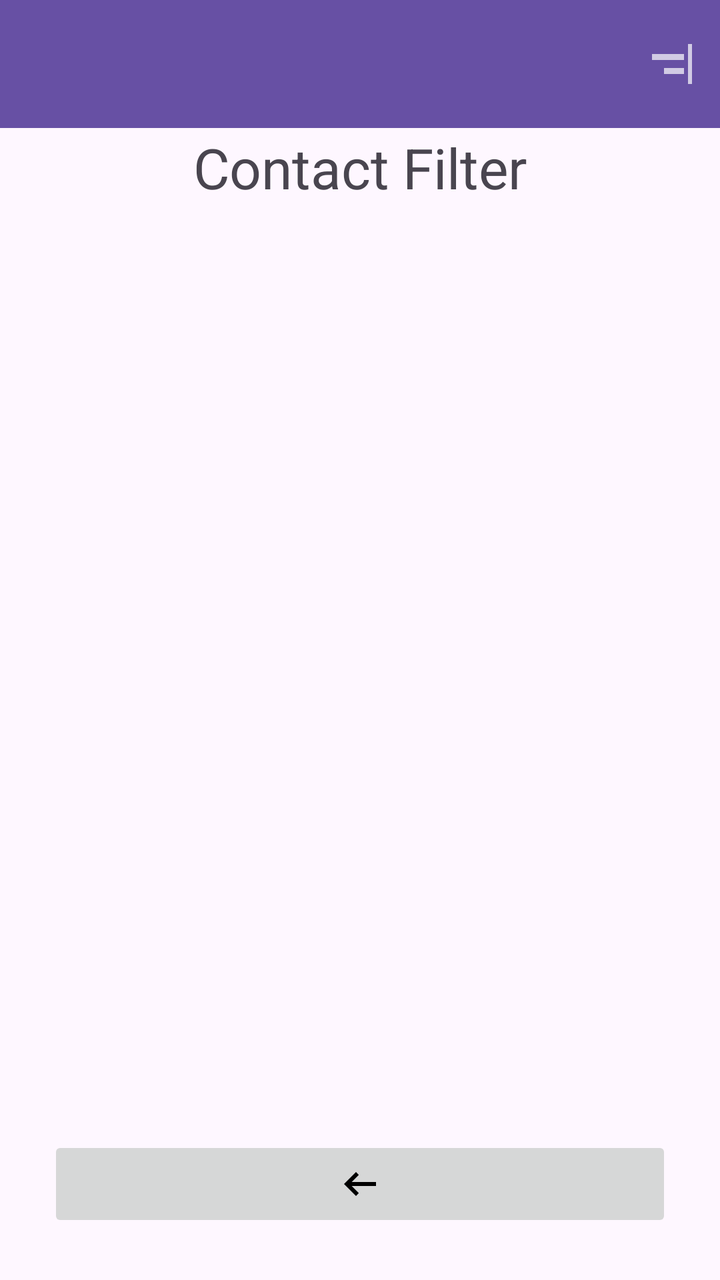
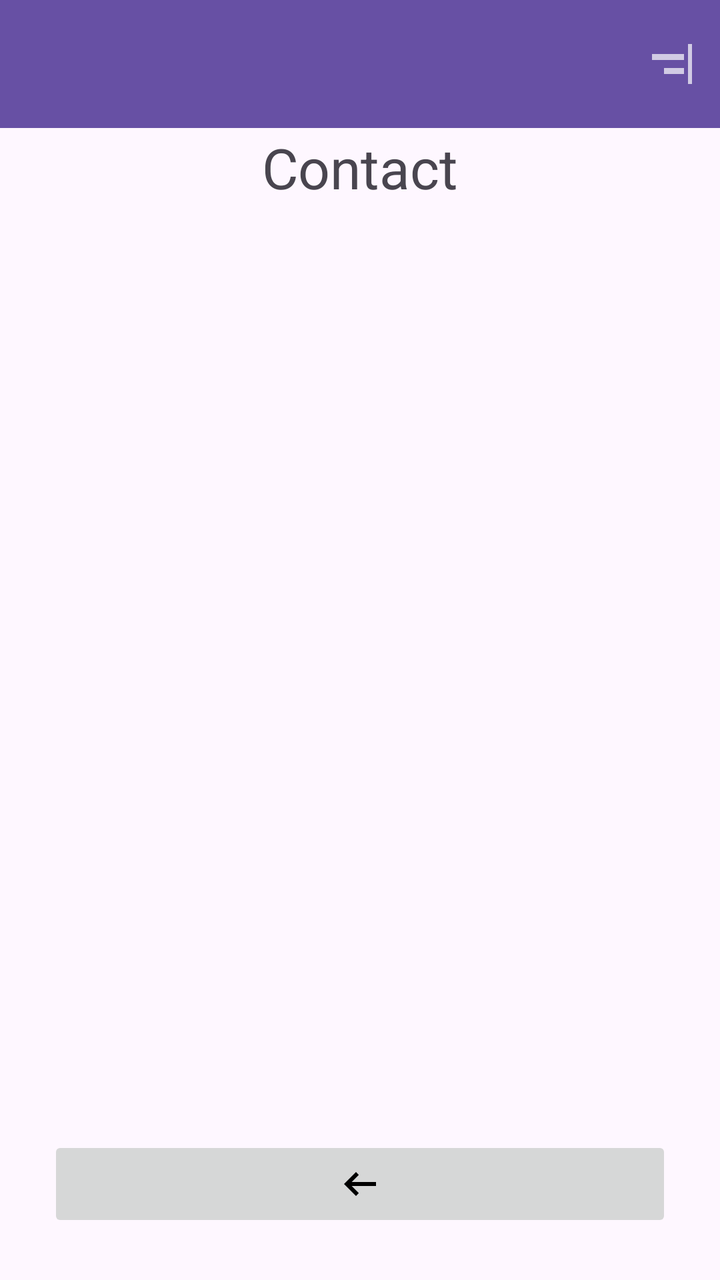

Screens rendered from an Android XML layout before and after an edit, with the pre-edit source and the edit as a unified diff.
<!-- AndroidManifest.xml: application theme Theme.ScamCallDetector -->
<!-- res/layout/activity_contact_filter.xml -->
<?xml version="1.0" encoding="utf-8"?>
<androidx.coordinatorlayout.widget.CoordinatorLayout xmlns:android="http://schemas.android.com/apk/res/android"
    xmlns:app="http://schemas.android.com/apk/res-auto"
    xmlns:tools="http://schemas.android.com/tools"
    android:id="@+id/main"
    android:layout_width="match_parent"
    android:layout_height="match_parent"
    tools:context=".ContactFilter">

    <com.google.android.material.floatingactionbutton.FloatingActionButton
        android:id="@+id/add_contact"
        android:layout_width="wrap_content"
        android:layout_height="wrap_content"
        android:layout_gravity="bottom|end"
        android:layout_marginRight="30dp"
        android:layout_marginBottom="110dp"
        android:clickable="true"
        android:visibility="invisible"
        app:srcCompat="@drawable/ic_plus_foreground" />

    <androidx.appcompat.widget.Toolbar
        android:id="@+id/toolbar3"
        android:layout_width="match_parent"
        android:layout_height="wrap_content"
        android:background="?attr/colorPrimary"
        android:minHeight="?attr/actionBarSize"
        android:theme="?attr/actionBarTheme"
        app:layout_constraintBottom_toBottomOf="parent"
        app:layout_constraintEnd_toEndOf="parent"
        app:layout_constraintHorizontal_bias="1.0"
        app:layout_constraintStart_toStartOf="parent"
        app:layout_constraintTop_toTopOf="parent"
        app:layout_constraintVertical_bias="0.0" />

    <LinearLayout
        android:id="@+id/linearLayout"
        android:layout_width="match_parent"
        android:layout_height="match_parent"
        android:orientation="vertical"
        android:padding="24dp">

        <TextView
            android:id="@+id/main_title"
            android:layout_width="wrap_content"
            android:layout_height="wrap_content"
            android:layout_gravity="center_horizontal"
            android:layout_marginTop="50dp"
            android:layout_marginBottom="20dp"
            android:scaleX="2"
            android:scaleY="2"
            android:text="Contact Filter" />

        <ScrollView
            android:layout_width="match_parent"
            android:layout_height="650dp"
            android:layout_marginTop="20dp"
            android:layout_weight="1">

            <LinearLayout
                android:id="@+id/contact_container"
                android:layout_width="match_parent"
                android:layout_height="wrap_content"
                android:orientation="vertical"></LinearLayout>
        </ScrollView>

        <ImageButton
            android:id="@+id/back_arrow"
            android:layout_width="match_parent"
            android:layout_height="48dp"
            app:srcCompat="@drawable/outline_arrow_left_alt_24" />


    </LinearLayout>

    <ImageButton
        android:id="@+id/filter_button"
        android:layout_width="48dp"
        android:layout_height="48dp"
        android:layout_marginStart="12dp"
        android:layout_marginTop="7dp"
        android:alpha="0.7"
        android:background="?attr/selectableItemBackground"
        android:contentDescription="Back"
        android:padding="12dp"
        android:src="@drawable/outline_align_horizontal_right_24"
        android:tint="@android:color/white"
        app:layout_anchor="@+id/toolbar3"
        app:layout_anchorGravity="end|center"
        app:layout_constraintStart_toStartOf="parent" />

</androidx.coordinatorlayout.widget.CoordinatorLayout>
<!-- resources referenced by this layout -->
<resources>
  <!-- drawable ic_plus_foreground (drawable) -->
  <?xml version="1.0" encoding="utf-8"?>
  <vector xmlns:android="http://schemas.android.com/apk/res/android"
      android:width="108dp"
      android:height="108dp"
      android:viewportWidth="59"
      android:viewportHeight="161.64844">
    <group android:scaleX="0.67158085"
        android:scaleY="1.84"
        android:translateX="9.688364"
        android:translateY="-67.89234">
      <group android:translateY="132.82031">
        <path android:pathData="M54.078125,-44.234375L33.828125,-44.234375L33.828125,-24.328125L25.171875,-24.328125L25.171875,-44.234375L4.921875,-44.234375L4.921875,-52.390625L25.171875,-52.390625L25.171875,-72.28125L33.828125,-72.28125L33.828125,-52.390625L54.078125,-52.390625L54.078125,-44.234375Z"
            android:fillColor="#000000"/>
      </group>
    </group>
  </vector>
  <!-- drawable outline_align_horizontal_right_24 (drawable) -->
  <vector xmlns:android="http://schemas.android.com/apk/res/android" android:autoMirrored="true" android:height="24dp" android:tint="#000000" android:viewportHeight="960" android:viewportWidth="960" android:width="24dp">
        
      <path android:fillColor="@android:color/white" android:pathData="M800,880L800,80L880,80L880,880L800,880ZM320,680L320,560L720,560L720,680L320,680ZM80,400L80,280L720,280L720,400L80,400Z"/>
      
  </vector>
  <!-- drawable outline_arrow_left_alt_24 (drawable) -->
  <vector xmlns:android="http://schemas.android.com/apk/res/android" android:autoMirrored="true" android:height="24dp" android:tint="#000000" android:viewportHeight="960" android:viewportWidth="960" android:width="24dp">
        
      <path android:fillColor="@android:color/white" android:pathData="M400,720L160,480L400,240L456,298L314,440L800,440L800,520L314,520L456,662L400,720Z"/>
      
  </vector>
  <style name="Theme.ScamCallDetector" parent="Base.Theme.ScamCallDetector" />
  <style name="Base.Theme.ScamCallDetector" parent="Theme.Material3.DayNight.NoActionBar">
          
          
      </style>
</resources>

<!-- the commit's change to res/layout/activity_contact_filter.xml (unified diff, before → after) -->
@@ -48,7 +48,7 @@
             android:layout_marginBottom="20dp"
             android:scaleX="2"
             android:scaleY="2"
-            android:text="Contact Filter" />
+            android:text="Contact" />
 
         <ScrollView
             android:layout_width="match_parent"
